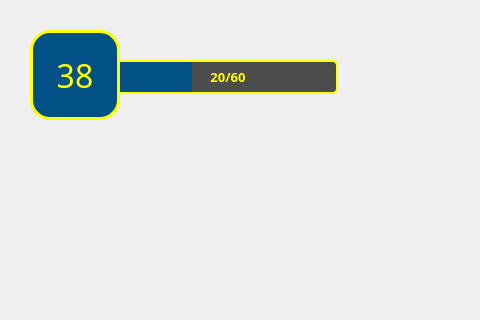
Above: Lavender/courtgame.ui from mhnasajpour/Lavender-AP-Project before the change; both pictures show x 0 to 480 and y 0 to 320 of the 1000 by 630 pixel window. Below: the same form after it.
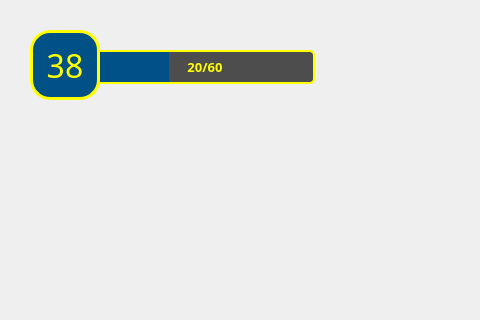
That is the form after the change. Icons and pictures are not drawn.

```diff
--- a/Lavender/courtgame.ui
+++ b/Lavender/courtgame.ui
@@ -177,8 +177,8 @@
      <rect>
       <x>30</x>
       <y>30</y>
-      <width>90</width>
-      <height>90</height>
+      <width>70</width>
+      <height>70</height>
      </rect>
     </property>
     <property name="font">
@@ -206,8 +206,8 @@
    <widget class="QProgressBar" name="progressBar">
     <property name="geometry">
      <rect>
-      <x>118</x>
-      <y>60</y>
+      <x>95</x>
+      <y>50</y>
       <width>220</width>
       <height>34</height>
      </rect>
```
Left out of the diff: 2 changed lines with no effect on the pictures.
